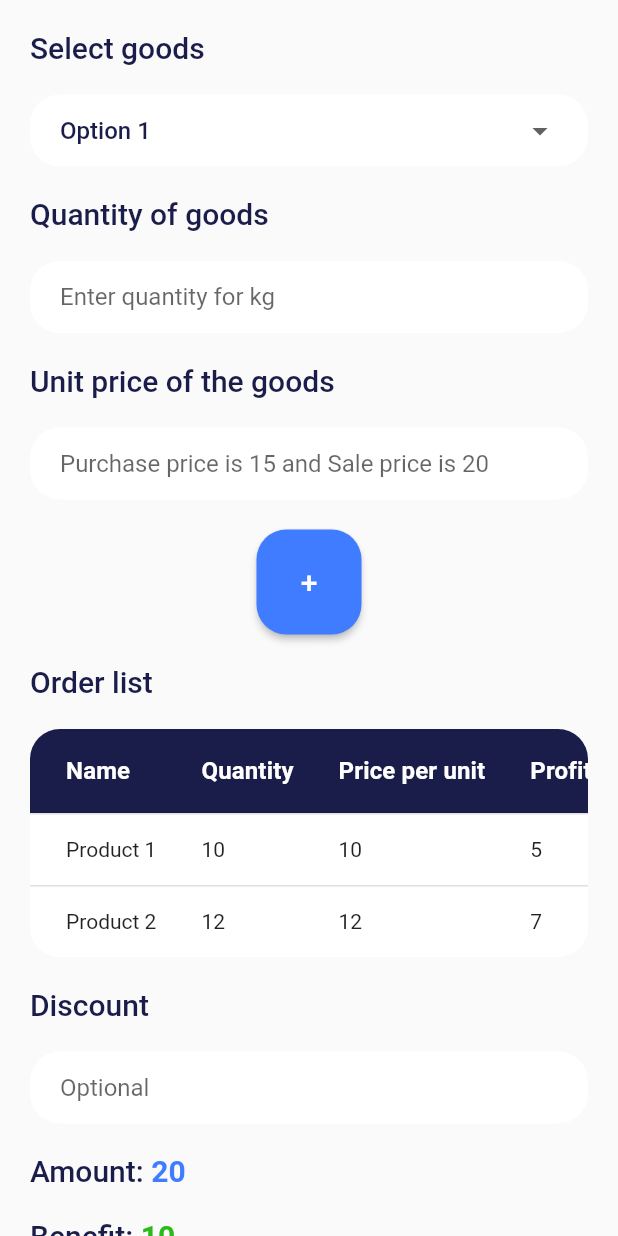
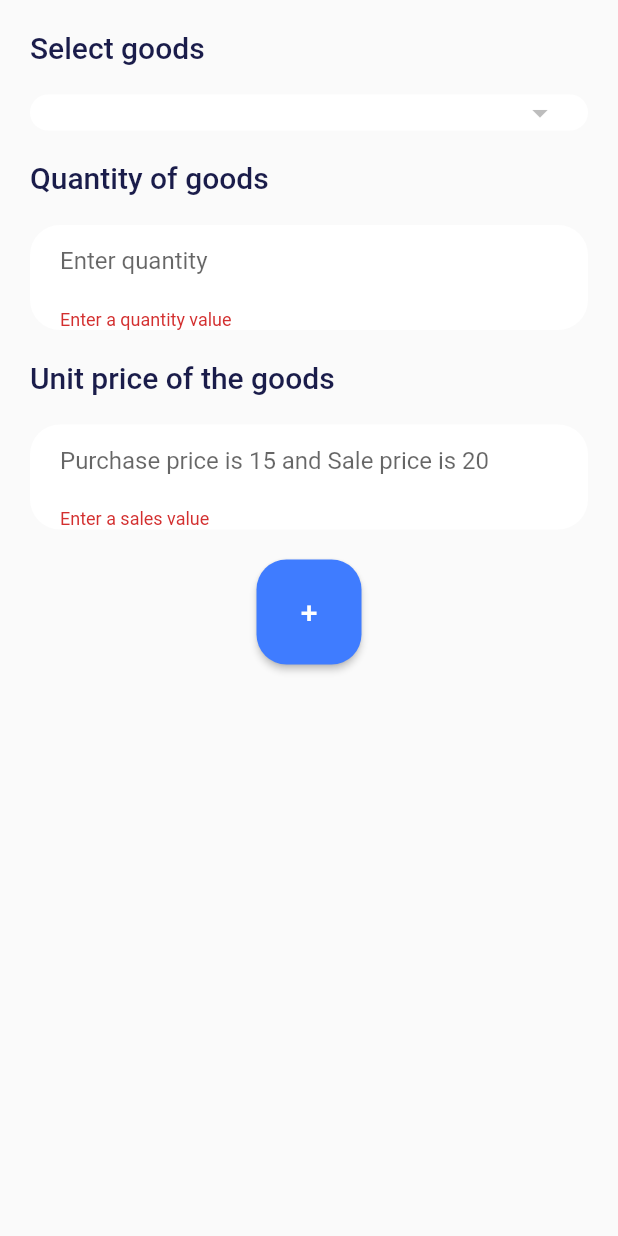
Before and after one commit to nijatjafarov/InventoryManagementFlutter, a Flutter app: the SalePage widget shown alone on an empty page, opened directly, after a tap on an icon or button, on a phone screen of 412 x 824 dp. Run offline on Flutter 3.47's test engine with Material 2 defaults, Android fonts, the phone set to English and light mode, and no system bars; our stand-ins replace sqflite; accounts and stored records are empty.

Commit message:
I worked on sales part

```diff
--- a/inventory_management/lib/pages/sale.dart
+++ b/inventory_management/lib/pages/sale.dart
@@ -1,18 +1,59 @@
 import 'package:flutter/material.dart';
 
+import '../db/database.dart';
+import '../models/goods.dart';
+
 class SalePage extends StatefulWidget {
-  const SalePage({super.key});
+  final Goods? selectedGoods;
+  const SalePage({
+    Key? key,
+    this.selectedGoods,
+  }) : super(key: key);
 
   @override
   State<SalePage> createState() => _SalePageState();
 }
 
 class _SalePageState extends State<SalePage> {
-  String? selectGoodsValue = 'Option 1';
+  int? selectGoodsValue;
+
+  List<Goods> goodsList = [];
+
+  List<DataRow> rows = [];
+
+  double amount = 0;
+  double profit = 0;
+
+  final _formKey = GlobalKey<FormState>();
+  late String name;
+  late double quantity;
+  late double salesPrice;
+
+  List<Widget> addedItems = [];
+
+  @override
+  void initState() {
+    super.initState();
+    _getGoodsList();
+    name = widget.selectedGoods?.name ?? '';
+    quantity = widget.selectedGoods?.quantity ?? 0.0;
+    salesPrice = widget.selectedGoods?.salesPrice ?? 0.0;
+
+  }
+
+  Future<void> _getGoodsList() async {
+    final List<Goods> goods = await MyDatabase.instance.readGoods(); // replace 'Goods' with the name of your goods class
+    setState(() {
+      goodsList = goods.where((g) => g.name.isNotEmpty).toList(); // populate the goodsList with the names of the goods
+      selectGoodsValue = goodsList.first.id; // set the default value for the dropdown to the first item in the list
+    });
+  }
 
   @override
   Widget build(BuildContext context) {
-    return Center(
+    return Form(
+      key: _formKey,
+      child: Center(
         child: ListView(
           padding: const EdgeInsets.all(20),
           children: [
@@ -30,18 +71,18 @@ class _SalePageState extends State<SalePage> {
                 borderRadius: BorderRadius.circular(20)
               ),
               child: DropdownButtonHideUnderline(
-              child: DropdownButton<String>(
+                child: DropdownButton<int>(
                   value: selectGoodsValue,
-                onChanged: (String? newValue) {
+                  onChanged: (int? newValue) {
                     setState(() {
                       selectGoodsValue = newValue!;
                     });
                   },
-                items: <String>['Option 1', 'Option 2', 'Option 3', 'Option 4']
-                  .map<DropdownMenuItem<String>>((String value) {
-                    return DropdownMenuItem<String>(
-                      value: value,
-                      child: Text(value),
+                  items: goodsList
+                    .map<DropdownMenuItem<int>>((Goods goods) {
+                      return DropdownMenuItem<int>(
+                        value: goods.id,
+                        child: Text(goods.name),
                       );
                     }).toList(),
                     style: const TextStyle(color: Color.fromRGBO(26, 28, 74, 1),
@@ -63,12 +104,24 @@ class _SalePageState extends State<SalePage> {
                 color: Colors.white,
                 borderRadius: BorderRadius.circular(20)
               ),
-            child: const TextField(
-              decoration: InputDecoration(
+              child: TextFormField(
+                initialValue: quantity != 0 ? quantity.toString() : null,
+                decoration: const InputDecoration(
                   border: InputBorder.none,
-                hintText: 'Enter quantity for kg'
+                  hintText: 'Enter quantity'
                 ),
-            )
+                validator:(value) {
+                  if( value == null || value == ''){
+                    return "Enter a quantity value";
+                  } else if (double.tryParse(value) == null || double.parse(value) <= 0) {
+                    return "It is not a valid quantity value";
+                  }
+                  return null;
+                },
+                onSaved: (value) {
+                  quantity = double.parse(value!);
+                },
+              ),
             ),
             const SizedBox(height: 20),
             const Text("Unit price of the goods", style: TextStyle(
@@ -84,11 +137,22 @@ class _SalePageState extends State<SalePage> {
                 color: Colors.white,
                 borderRadius: BorderRadius.circular(20)
               ),
-            child: const TextField(
-              decoration: InputDecoration(
+              child: TextFormField(
+                decoration: const InputDecoration(
                   border: InputBorder.none,
                   hintText: 'Purchase price is 15 and Sale price is 20'
                 ),
+                validator:(value) {
+                  if( value == null || value == ''){
+                    return "Enter a sales value";
+                  } else if (double.tryParse(value) == null || double.parse(value) <= 0) {
+                    return "It is not a valid sales value";
+                  }
+                  return null;
+                },
+                onSaved: (value) {
+                  salesPrice = double.parse(value!);
+                },
               )
             ),
             const SizedBox(height: 20),
@@ -101,11 +165,40 @@ class _SalePageState extends State<SalePage> {
                   )),
                   minimumSize: MaterialStatePropertyAll(Size(70,70))
                   ),
-
+                onPressed: add,
                 child: const Text('+', style: TextStyle(fontSize: 20),),
-              onPressed: () {},
               )
             ),
+            Column(
+              children: addedItems,
+            )
+          ],
+        ),
+      ),
+    );
+  }
+
+  Future add() async {
+
+    if(_formKey.currentState!.validate()){
+      _formKey.currentState!.save();
+      final selectedGoods = await MyDatabase.instance.readSingleGoods(selectGoodsValue);
+
+      amount += (quantity * salesPrice);
+      profit += (salesPrice - selectedGoods.purchasePrice);
+
+      final newRow = DataRow(
+        cells: [
+          DataCell(Text(selectedGoods.name, style: const TextStyle(fontSize: 16))),
+          DataCell(Text(quantity.toString(), style: const TextStyle(fontSize: 16))),
+          DataCell(Text(salesPrice.toString(), style: const TextStyle(fontSize: 16))),
+          DataCell(Text((salesPrice - selectedGoods.purchasePrice).toString(), style: const TextStyle(fontSize: 16))),
+        ],
+      );
+      setState(() {
+        rows.add(newRow);
+
+        addedItems = [
           const SizedBox(height: 20),
             const Text("Order list", style: TextStyle(
                 color: Color.fromRGBO(26, 28, 74, 1),
@@ -130,28 +223,7 @@ class _SalePageState extends State<SalePage> {
                       DataColumn(label: Text('Quantity', style: TextStyle(fontSize: 16, fontWeight: FontWeight.bold, color: Colors.white))),
                       DataColumn(label: Text('Price per unit', style: TextStyle(fontSize: 16, fontWeight: FontWeight.bold, color: Colors.white))),
                       DataColumn(label: Text('Profit', style: TextStyle(fontSize: 16, fontWeight: FontWeight.bold, color: Colors.white))),
-                  ], rows: const [
-                    DataRow(cells: [
-                      DataCell(
-                        Text('Product 1')),
-                      DataCell(
-                        Text('10')),
-                      DataCell(
-                        Text('10')),
-                      DataCell(
-                        Text('5')),
-                    ]),
-                    DataRow(cells: [
-                      DataCell(
-                        Text('Product 2')),
-                      DataCell(
-                        Text('12')),
-                      DataCell(
-                        Text('12')),
-                      DataCell(
-                        Text('7')),
-                    ]),
-                  ]
+                    ], rows: rows
                   ),
                 )
             ),
@@ -179,14 +251,14 @@ class _SalePageState extends State<SalePage> {
             ),
           const SizedBox(height: 20),
           Row(
-          children: const [
-            Text("Amount: ", style: TextStyle(
+            children: [
+              const Text("Amount: ", style: TextStyle(
               color: Color.fromRGBO(26, 28, 74, 1),
               fontSize: 20,
               fontWeight: FontWeight.w500
             ),
           ),
-          Text("20", style: TextStyle(
+            Text(amount.toString(), style: const TextStyle(
                 color: Color.fromRGBO(63, 124, 255, 1),
                 fontSize: 20,
                 fontWeight: FontWeight.bold
@@ -196,32 +268,15 @@ class _SalePageState extends State<SalePage> {
           ),
           const SizedBox(height: 20),
           Row(
-          children: const [
-            Text("Benefit: ", style: TextStyle(
+            children: [
+              const Text("Profit: ", style: TextStyle(
               color: Color.fromRGBO(26, 28, 74, 1),
               fontSize: 20,
               fontWeight: FontWeight.w500
             ),
           ),
-          Text("10", style: TextStyle(
-              color: Color.fromRGBO(41, 187, 25, 1),
-              fontSize: 20,
-              fontWeight: FontWeight.bold
-            ),
-          ),
-          ],
-        ),
-        const SizedBox(height: 20),
-        Row(
-          children: const [
-            Text("Benefit: ", style: TextStyle(
-            color: Color.fromRGBO(26, 28, 74, 1),
-            fontSize: 20,
-            fontWeight: FontWeight.w500
-          ),
-        ),
-          Text("-10", style: TextStyle(
-              color: Color.fromRGBO(187, 25, 25, 1),
+            Text(profit.toString(), style: TextStyle(
+                color: profit >= 0 ? const Color.fromRGBO(41, 187, 25, 1): const Color.fromRGBO(187, 25, 25, 1),
                 fontSize: 20,
                 fontWeight: FontWeight.bold
               ),
@@ -243,8 +298,9 @@ class _SalePageState extends State<SalePage> {
                 onPressed: () {},
                 )
             ),
-        ],
-      ),
-    );
+
+        ];
+      });
     }
   }
+}
```
Lines whose indentation alone changed are shown as unchanged.
